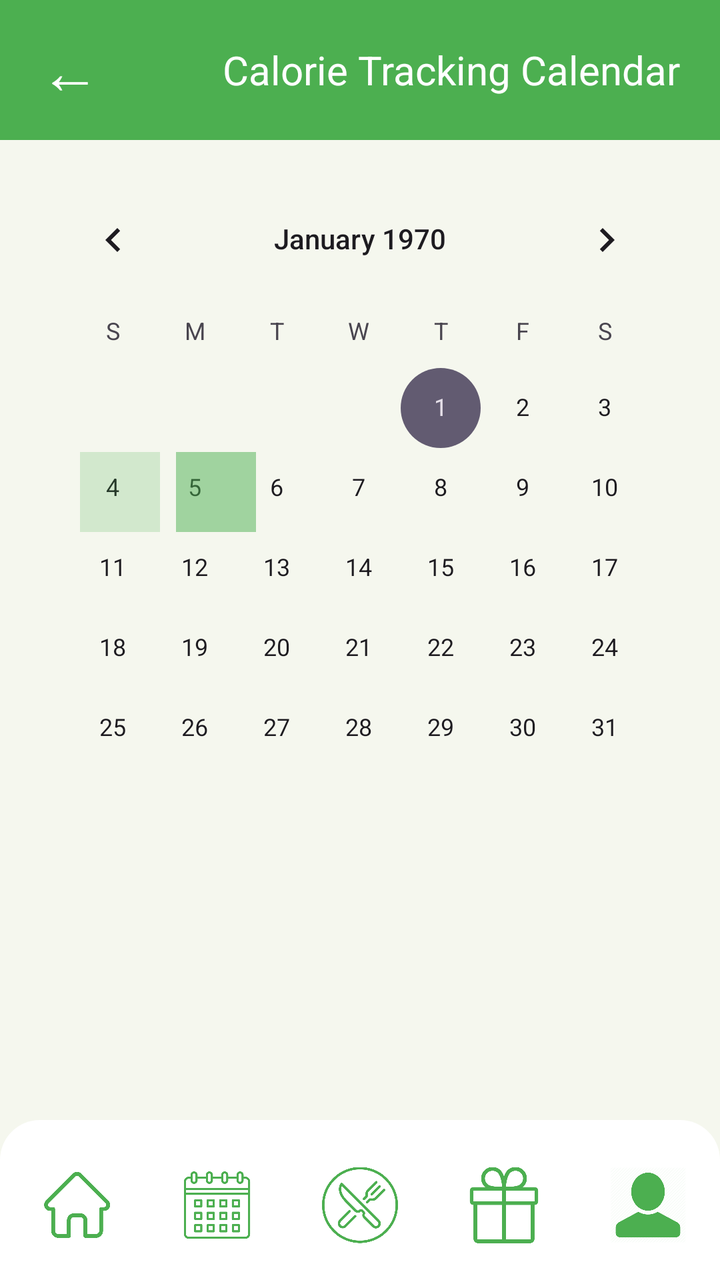
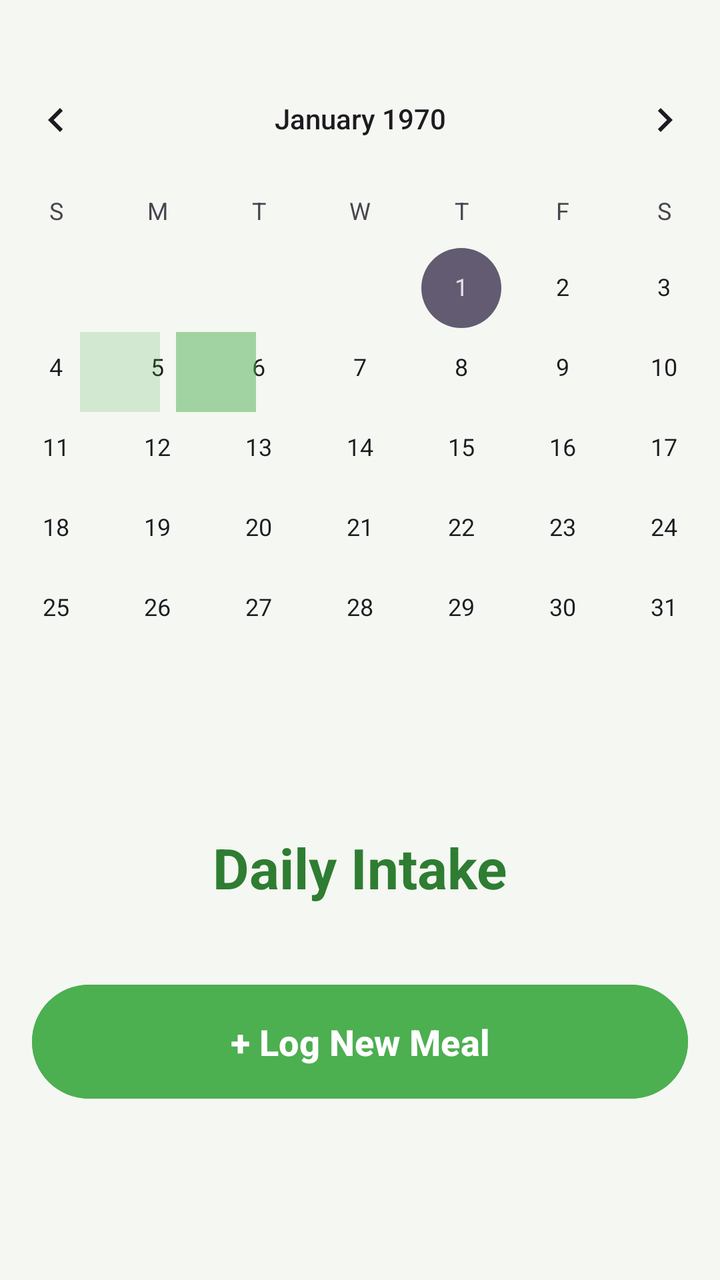

Before-and-after screenshots of an Android layout around one commit, followed by the original layout XML and the change that was made.
<!-- AndroidManifest.xml: application theme Theme.Gamstop -->
<!-- res/layout/activity_calendar_calorie_tracker.xml -->
<?xml version="1.0" encoding="utf-8"?>
<FrameLayout xmlns:android="http://schemas.android.com/apk/res/android"
    xmlns:app="http://schemas.android.com/apk/res-auto"
    xmlns:tools="http://schemas.android.com/tools"
    android:id="@+id/main"
    android:layout_width="match_parent"
    android:layout_height="match_parent"
    android:background="#F5F7EE"
    tools:context=".MainActivity">

    <LinearLayout
        android:layout_width="match_parent"
        android:layout_height="match_parent"
        android:orientation="vertical">

        <RelativeLayout
            android:layout_width="match_parent"
            android:layout_height="70dp"
            android:background="#4CAF50"
            android:paddingStart="20dp"
            android:paddingEnd="20dp">

            <TextView
                android:id="@+id/btn_back"
                android:layout_width="wrap_content"
                android:layout_height="match_parent"
                android:layout_alignParentStart="true"
                android:gravity="center_vertical"
                android:text="←"
                android:textColor="@color/white"
                android:textSize="30sp" />

            <TextView
                android:id="@+id/tv_title"
                android:layout_width="wrap_content"
                android:layout_height="match_parent"
                android:layout_alignParentEnd="true"
                android:gravity="center_vertical"
                android:text="Calorie Tracking Calendar"
                android:textColor="@color/white"
                android:textSize="20sp" />

        </RelativeLayout>

        <RelativeLayout
            android:layout_width="match_parent"
            android:layout_height="0dp"
            android:layout_weight="1"
            android:padding="16dp">


            <CalendarView
                android:id="@+id/calendarView"
                android:layout_width="395dp"
                android:layout_height="365dp" />

            <View
                android:id="@+id/calendarDayCover"
                android:layout_width="40dp"
                android:layout_height="40dp"
                android:layout_marginStart="72dp"
                android:layout_marginTop="140dp"
                android:background="#4CAF50"
                android:visibility="visible"
                android:alpha = "0.5"/>
            <View
                android:id="@+id/calendarDayCover2"
                android:layout_width="40dp"
                android:layout_height="40dp"
                android:layout_marginStart="24dp"
                android:layout_marginTop="140dp"
                android:background="#4CAF50"
                android:visibility="visible"
                android:alpha = "0.2"/>

        </RelativeLayout>

    </LinearLayout>

    <RelativeLayout
        android:layout_width="match_parent"
        android:layout_height="wrap_content"
        android:layout_gravity="bottom"
        android:backgroundTint="#FFFFFF"
        android:elevation="10dp">

        <include layout="@layout/nav_bar_layout"/>

    </RelativeLayout>
</FrameLayout>
<!-- res/layout/nav_bar_layout.xml (included above) -->
<LinearLayout xmlns:android="http://schemas.android.com/apk/res/android"
    xmlns:app="http://schemas.android.com/apk/res-auto"
    xmlns:tools="http://schemas.android.com/tools"
    android:id="@+id/navbar"
    android:layout_width="match_parent"
    android:layout_height="80dp"
    android:layout_alignParentBottom="true"
    android:orientation="horizontal"
    android:background="@drawable/top_rounded_corner"
    android:weightSum="5"
    android:paddingTop="5dp"
    android:backgroundTint="#FFFFFF">

    <LinearLayout
        android:layout_width="0dp"
        android:layout_height="match_parent"
        android:layout_weight="1"
        android:gravity="center"
        android:padding="15dp"
        android:orientation="vertical">

        <ImageView
            android:layout_width="48dp"
            android:layout_height="78dp"
            android:layout_weight="1"
            android:paddingLeft="10dp"
            android:paddingRight="5dp"
            android:scaleType="fitCenter"
            android:src="@drawable/navbar_icon_home"
            app:tint="#4CAF50" />
    </LinearLayout>

    <LinearLayout
        android:layout_width="0dp"
        android:layout_height="match_parent"
        android:layout_weight="1"
        android:gravity="center"
        android:padding="15dp"
        android:orientation="vertical">

        <ImageView
            android:layout_width="48dp"
            android:layout_height="78dp"
            android:layout_weight="0.75"
            android:paddingLeft="1dp"
            android:paddingRight="0dp"
            android:scaleType="fitCenter"
            android:src="@drawable/calendar_icon"
            app:tint="#4CAF50" />
    </LinearLayout>

    <LinearLayout
        android:layout_width="0dp"
        android:layout_height="match_parent"
        android:layout_weight="1"
        android:gravity="center"
        android:padding="15dp"
        android:orientation="vertical">

        <ImageView
            android:layout_width="48dp"
            android:layout_height="78dp"
            android:layout_weight="0.75"
            android:paddingLeft="5dp"
            android:paddingRight="5dp"
            android:scaleType="fitCenter"
            android:src="@drawable/navbar_icon_eat"
            app:tint="#4CAF50" />
    </LinearLayout>

    <LinearLayout
        android:layout_width="0dp"
        android:layout_height="match_parent"
        android:layout_weight="1"
        android:gravity="center"
        android:padding="15dp"
        android:orientation="vertical">

        <ImageView
            android:layout_width="48dp"
            android:layout_height="78dp"
            android:layout_weight="0.75"
            android:paddingLeft="5dp"
            android:paddingRight="5dp"
            android:src="@drawable/navbar_icon_gift"
            app:tint="#4CAF50" />
    </LinearLayout>

    <LinearLayout
        android:layout_width="0dp"
        android:layout_height="match_parent"
        android:layout_weight="1"
        android:gravity="center"
        android:padding="15dp"
        android:orientation="vertical">

        <ImageView
            android:layout_width="48dp"
            android:layout_height="78dp"
            android:layout_weight="0.75"
            android:paddingLeft="5dp"
            android:paddingRight="5dp"
            android:src="@drawable/navbar_icon_account"
            app:tint="#4CAF50" />
    </LinearLayout>

</LinearLayout>
<!-- resources referenced by this layout -->
<resources>
  <color name="white">#FFFFFFFF</color>
  <!-- drawable calendar_icon: png bitmap (drawable, 14035 bytes) -->
  <!-- drawable navbar_icon_account: png bitmap (drawable, 16447 bytes) -->
  <!-- drawable navbar_icon_eat: png bitmap (drawable, 24859 bytes) -->
  <!-- drawable navbar_icon_gift: png bitmap (drawable, 6518 bytes) -->
  <!-- drawable navbar_icon_home: png bitmap (drawable, 8020 bytes) -->
  <!-- drawable top_rounded_corner (drawable) -->
  <shape xmlns:android="http://schemas.android.com/apk/res/android">
  
      <solid android:color="#FFFFFF"/>
  
      <corners
          android:topLeftRadius="20dp"
          android:topRightRadius="20dp"
          android:bottomLeftRadius="0dp"
          android:bottomRightRadius="0dp"/>
  
  </shape>
  <style name="Theme.Gamstop" parent="Base.Theme.Gamstop" />
  <style name="Base.Theme.Gamstop" parent="Theme.Material3.DayNight.NoActionBar">
          
          
      </style>
</resources>

<!-- the commit's change to res/layout/activity_calendar_calorie_tracker.xml (unified diff, before → after) -->
@@ -1,198 +1,147 @@
 <?xml version="1.0" encoding="utf-8"?>
-<FrameLayout xmlns:android="http://schemas.android.com/apk/res/android"
+<ScrollView xmlns:android="http://schemas.android.com/apk/res/android"
     xmlns:app="http://schemas.android.com/apk/res-auto"
     xmlns:tools="http://schemas.android.com/tools"
-    android:id="@+id/main"
     android:layout_width="match_parent"
     android:layout_height="match_parent"
-    android:background="#F5F7EE"
-    tools:context=".MainActivity">
+    android:fillViewport="true"
+    android:background="#F5F7F2">
 
-    <LinearLayout
+    <RelativeLayout
         android:layout_width="match_parent"
-        android:layout_height="match_parent"
-        android:orientation="vertical">
+        android:layout_height="wrap_content"
+        android:padding="16dp">
 
-        <RelativeLayout
+        <FrameLayout
+            android:id="@+id/calendarContainer"
             android:layout_width="match_parent"
-            android:layout_height="70dp"
-            android:background="#4CAF50"
-            android:paddingStart="20dp"
-            android:paddingEnd="20dp">
-
-            <TextView
-                android:id="@+id/btn_back"
-                android:layout_width="wrap_content"
-                android:layout_height="match_parent"
-                android:layout_alignParentStart="true"
-                android:gravity="center_vertical"
-                android:text="←"
-                android:textColor="@color/white"
-                android:textSize="30sp" />
-
-            <TextView
-                android:id="@+id/tv_title"
-                android:layout_width="wrap_content"
-                android:layout_height="match_parent"
-                android:layout_alignParentEnd="true"
-                android:gravity="center_vertical"
-                android:text="Calorie Tracking Calendar"
-                android:textColor="@color/white"
-                android:textSize="20sp" />
-
-        </RelativeLayout>
-
-        <RelativeLayout
-            android:layout_width="match_parent"
-            android:layout_height="0dp"
-            android:layout_weight="1"
-            android:padding="16dp">
-
+            android:layout_height="wrap_content"
+            android:layout_alignParentTop="true"
+            android:layout_centerHorizontal="true"
+            android:layout_marginTop="10dp">
 
             <CalendarView
                 android:id="@+id/calendarView"
                 android:layout_width="395dp"
-                android:layout_height="365dp" />
+                android:layout_height="365dp"
+                android:layout_gravity="center_horizontal" />
 
             <View
                 android:id="@+id/calendarDayCover"
                 android:layout_width="40dp"
                 android:layout_height="40dp"
+                android:layout_gravity="start"
                 android:layout_marginStart="72dp"
                 android:layout_marginTop="140dp"
                 android:background="#4CAF50"
-                android:visibility="visible"
-                android:alpha = "0.5"/>
+                android:alpha="0.5" />
+
             <View
                 android:id="@+id/calendarDayCover2"
                 android:layout_width="40dp"
                 android:layout_height="40dp"
+                android:layout_gravity="start"
                 android:layout_marginStart="24dp"
                 android:layout_marginTop="140dp"
                 android:background="#4CAF50"
-                android:visibility="visible"
-                android:alpha = "0.2"/>
+                android:alpha="0.2" />
+        </FrameLayout>
 
-        </RelativeLayout>
+        <TextView
+            android:id="@+id/screenTitle"
+            android:layout_width="wrap_content"
+            android:layout_height="wrap_content"
+            android:layout_below="@id/calendarContainer"
+            android:layout_centerHorizontal="true"
+            android:layout_marginTop="24dp"
+            android:text="Daily Intake"
+            android:textColor="#2E7D32"
+            android:textSize="28sp"
+            android:textStyle="bold" />
 
-    </LinearLayout>
+        <androidx.recyclerview.widget.RecyclerView
+            android:id="@+id/recordsRecyclerView"
+            android:layout_width="match_parent"
+            android:layout_height="wrap_content"
+            android:layout_below="@id/screenTitle"
+            android:layout_marginTop="12dp"
+            android:clipToPadding="false"
+            android:nestedScrollingEnabled="false"
+            tools:listitem="@layout/item_food_card" />
 
-    <RelativeLayout
+        <com.google.android.material.button.MaterialButton
+            android:id="@+id/addButton"
+            android:layout_width="match_parent"
+            android:layout_height="65dp"
+            android:layout_below="@id/recordsRecyclerView"
+            android:layout_marginTop="24dp"
+            android:layout_marginBottom="16dp"
+            android:backgroundTint="#4CAF50"
+            android:elevation="4dp"
+            android:text="+ Log New Meal"
+            android:textColor="#FFFFFF"
+            android:textSize="18sp"
+            android:textStyle="bold"
+            app:cornerRadius="32dp" />
+
+    </RelativeLayout>
+</ScrollView>
+<!-- res/layout/item_food_card.xml (included above) -->
+<?xml version="1.0" encoding="utf-8"?>
+<androidx.cardview.widget.CardView
+    xmlns:android="http://schemas.android.com/apk/res/android"
+    xmlns:app="http://schemas.android.com/apk/res-auto"
+    android:layout_width="match_parent"
+    android:layout_height="wrap_content"
+    android:layout_marginBottom="16dp"
+    android:layout_marginHorizontal="4dp"
+    app:cardBackgroundColor="#FFFFFF"
+    app:cardCornerRadius="16dp"
+    app:cardElevation="3dp">
+
+    <androidx.constraintlayout.widget.ConstraintLayout
         android:layout_width="match_parent"
         android:layout_height="wrap_content"
-        android:layout_gravity="bottom"
-        android:backgroundTint="#FFFFFF"
-        android:elevation="10dp">
+        android:padding="16dp">
 
-        <include layout="@layout/nav_bar_layout"/>
+        <TextView
+            android:id="@+id/foodName"
+            android:layout_width="0dp"
+            android:layout_height="wrap_content"
+            android:text="Food_Name"
+            android:textColor="#212121"
+            android:textSize="20sp"
+            android:textStyle="bold"
+            app:layout_constraintEnd_toStartOf="@+id/foodCalories"
+            app:layout_constraintStart_toStartOf="parent"
+            app:layout_constraintTop_toTopOf="parent" />
 
-    </RelativeLayout>
-</FrameLayout>
-<!-- res/layout/nav_bar_layout.xml (included above) -->
-<LinearLayout xmlns:android="http://schemas.android.com/apk/res/android"
-    xmlns:app="http://schemas.android.com/apk/res-auto"
-    xmlns:tools="http://schemas.android.com/tools"
-    android:id="@+id/navbar"
-    android:layout_width="match_parent"
-    android:layout_height="80dp"
-    android:layout_alignParentBottom="true"
-    android:orientation="horizontal"
-    android:background="@drawable/top_rounded_corner"
-    android:weightSum="5"
-    android:paddingTop="5dp"
-    android:backgroundTint="#FFFFFF">
+        <TextView
+            android:id="@+id/foodDescription"
+            android:layout_width="0dp"
+            android:layout_height="wrap_content"
+            android:layout_marginTop="8dp"
+            android:text="Food_Details."
+            android:textColor="#757575"
+            android:textSize="14sp"
+            app:layout_constraintEnd_toStartOf="@+id/foodCalories"
+            app:layout_constraintStart_toStartOf="parent"
+            app:layout_constraintTop_toBottomOf="@id/foodName" />
 
-    <LinearLayout
-        android:layout_width="0dp"
-        android:layout_height="match_parent"
-        android:layout_weight="1"
-        android:gravity="center"
-        android:padding="15dp"
-        android:orientation="vertical">
+        <TextView
+            android:id="@+id/foodCalories"
+            android:layout_width="wrap_content"
+            android:layout_height="wrap_content"
+            android:background="#FFF8E1"
+            android:paddingHorizontal="12dp"
+            android:paddingVertical="8dp"
+            android:text="Food_Calories"
+            android:textColor="#FF8F00"
+            android:textSize="16sp"
+            android:textStyle="bold"
+            app:layout_constraintBottom_toBottomOf="parent"
+            app:layout_constraintEnd_toEndOf="parent"
+            app:layout_constraintTop_toTopOf="parent" />
 
-        <ImageView
-            android:layout_width="48dp"
-            android:layout_height="78dp"
-            android:layout_weight="1"
-            android:paddingLeft="10dp"
-            android:paddingRight="5dp"
-            android:scaleType="fitCenter"
-            android:src="@drawable/navbar_icon_home"
-            app:tint="#4CAF50" />
-    </LinearLayout>
-
-    <LinearLayout
-        android:layout_width="0dp"
-        android:layout_height="match_parent"
-        android:layout_weight="1"
-        android:gravity="center"
-        android:padding="15dp"
-        android:orientation="vertical">
-
-        <ImageView
-            android:layout_width="48dp"
-            android:layout_height="78dp"
-            android:layout_weight="0.75"
-            android:paddingLeft="1dp"
-            android:paddingRight="0dp"
-            android:scaleType="fitCenter"
-            android:src="@drawable/calendar_icon"
-            app:tint="#4CAF50" />
-    </LinearLayout>
-
-    <LinearLayout
-        android:layout_width="0dp"
-        android:layout_height="match_parent"
-        android:layout_weight="1"
-        android:gravity="center"
-        android:padding="15dp"
-        android:orientation="vertical">
-
-        <ImageView
-            android:layout_width="48dp"
-            android:layout_height="78dp"
-            android:layout_weight="0.75"
-            android:paddingLeft="5dp"
-            android:paddingRight="5dp"
-            android:scaleType="fitCenter"
-            android:src="@drawable/navbar_icon_eat"
-            app:tint="#4CAF50" />
-    </LinearLayout>
-
-    <LinearLayout
-        android:layout_width="0dp"
-        android:layout_height="match_parent"
-        android:layout_weight="1"
-        android:gravity="center"
-        android:padding="15dp"
-        android:orientation="vertical">
-
-        <ImageView
-            android:layout_width="48dp"
-            android:layout_height="78dp"
-            android:layout_weight="0.75"
-            android:paddingLeft="5dp"
-            android:paddingRight="5dp"
-            android:src="@drawable/navbar_icon_gift"
-            app:tint="#4CAF50" />
-    </LinearLayout>
-
-    <LinearLayout
-        android:layout_width="0dp"
-        android:layout_height="match_parent"
-        android:layout_weight="1"
-        android:gravity="center"
-        android:padding="15dp"
-        android:orientation="vertical">
-
-        <ImageView
-            android:layout_width="48dp"
-            android:layout_height="78dp"
-            android:layout_weight="0.75"
-            android:paddingLeft="5dp"
-            android:paddingRight="5dp"
-            android:src="@drawable/navbar_icon_account"
-            app:tint="#4CAF50" />
-    </LinearLayout>
-
-</LinearLayout>
+    </androidx.constraintlayout.widget.ConstraintLayout>
+</androidx.cardview.widget.CardView>
<!-- resource entries referenced after the edit -->
@@ -1,23 +1,5 @@
 <!-- resources referenced by this layout -->
 <resources>
-  <color name="white">#FFFFFFFF</color>
-  <!-- drawable calendar_icon: png bitmap (drawable, 14035 bytes) -->
-  <!-- drawable navbar_icon_account: png bitmap (drawable, 16447 bytes) -->
-  <!-- drawable navbar_icon_eat: png bitmap (drawable, 24859 bytes) -->
-  <!-- drawable navbar_icon_gift: png bitmap (drawable, 6518 bytes) -->
-  <!-- drawable navbar_icon_home: png bitmap (drawable, 8020 bytes) -->
-  <!-- drawable top_rounded_corner (drawable) -->
-  <shape xmlns:android="http://schemas.android.com/apk/res/android">
-  
-      <solid android:color="#FFFFFF"/>
-  
-      <corners
-          android:topLeftRadius="20dp"
-          android:topRightRadius="20dp"
-          android:bottomLeftRadius="0dp"
-          android:bottomRightRadius="0dp"/>
-  
-  </shape>
   <style name="Theme.Gamstop" parent="Base.Theme.Gamstop" />
   <style name="Base.Theme.Gamstop" parent="Theme.Material3.DayNight.NoActionBar">
           
